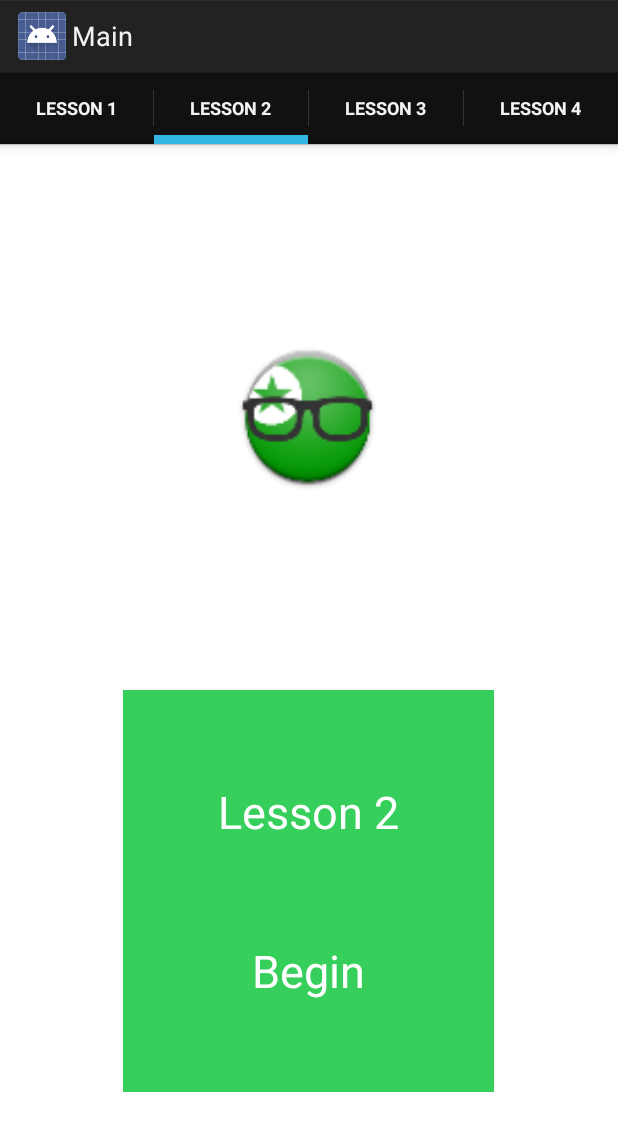
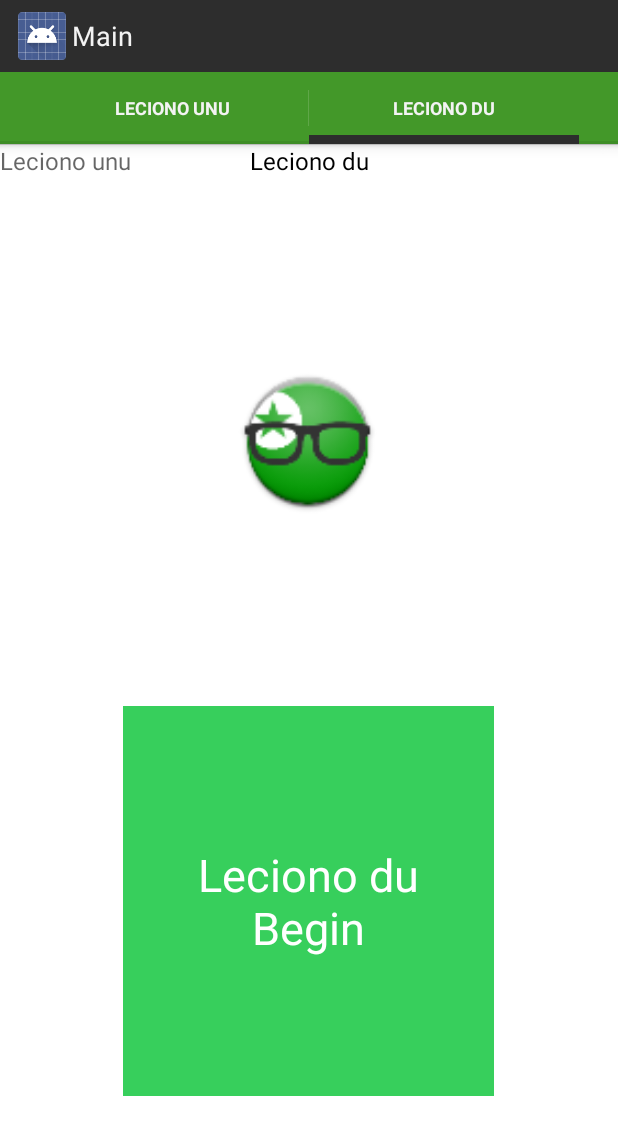
Before and after one commit to andrasbak/EsperantoTeachingApp, an Android app: the LessonFrag screen opened directly, with no data from a screen before it, tab 2 chosen, on a phone screen of 412 x 824 dp. Shown: the top 1135 px of the screen. Run offline under Robolectric (Android 15) with nearby library versions, the phone set to English and light mode, and no system bars.

Commit message:
Mange flere omstruktureringer

```diff
--- a/app/src/main/AndroidManifest.xml
+++ b/app/src/main/AndroidManifest.xml
@@ -7,7 +7,7 @@
         android:icon="@drawable/esperanto_logo"
         android:label="@string/app_name"
         android:name="com.example.andras.esperantoapp.App"
-        android:theme="@android:style/Theme.Holo.Light.DarkActionBar" >
+        android:theme="@style/Theme.Esperanto" >
         <activity
             android:name=".ui.SplashScreen"
             android:screenOrientation="portrait"
@@ -22,6 +22,10 @@
             android:name=".ui.MainActivity"
             android:label="Main" >
         </activity>
+      <activity
+          android:name=".ui.LessonActivity"
+          android:label="Main" >
+      </activity>
     </application>
 
     <uses-permission android:name="android.permission.INTERNET"/>
--- a/app/src/main/java/com/example/andras/esperantoapp/ui/Lesson2Frag.java
+++ /dev/null
@@ -1,55 +0,0 @@
-package com.example.andras.esperantoapp.ui;
-
-
-import android.os.Bundle;
-import android.support.v4.app.Fragment;
-import android.support.v4.app.FragmentTransaction;
-import android.view.LayoutInflater;
-import android.view.View;
-import android.view.ViewGroup;
-import android.widget.Button;
-import android.widget.TextView;
-
-import com.example.andras.esperantoapp.R;
-import com.example.andras.esperantoapp.skrald.LessonData;
-
-
-public class Lesson2Frag extends Fragment implements View.OnClickListener {
-
-    TextView textView;
-    Button button;
-
-    public View onCreateView(LayoutInflater inflater, ViewGroup container, Bundle savedInstanceState){
-
-        View lessonTwo = inflater.inflate(R.layout.fragment_lesson_two, container, false);
-        button = (Button)lessonTwo.findViewById(R.id.buttonl2);
-        button.setOnClickListener(this);
-        button.setText("Lesson 2" + "\n" + "\n" + "\n" + "Begin");
-
-        LessonData.getInstance().setDataCounter(0);
-
-        return lessonTwo;
-
-
-    }
-
-    public void onClick(View v){
-
-        if(v == button){
-
-            LessonData.getInstance().setLessonNumber(textView.getText().toString());
-
-            final FragmentTransaction ft = getFragmentManager().beginTransaction();
-            //.setCustomAnimations(android.R.animator.fade_in, android.R.animator.fade_out,
-            //android.R.animator.fade_in, android.R.animator.fade_out);
-
-            ft.replace(android.R.id.content, new ScreenTypeFrazo());
-            ft.addToBackStack(null);
-            ft.commit();
-
-        }
-
-    }
-
-
-}
--- a/app/src/main/java/com/example/andras/esperantoapp/ui/Lesson3Frag.java
+++ /dev/null
@@ -1,54 +0,0 @@
-package com.example.andras.esperantoapp.ui;
-
-
-import android.os.Bundle;
-import android.support.v4.app.Fragment;
-import android.support.v4.app.FragmentTransaction;
-import android.view.LayoutInflater;
-import android.view.View;
-import android.view.ViewGroup;
-import android.widget.Button;
-import android.widget.TextView;
-
-import com.example.andras.esperantoapp.R;
-import com.example.andras.esperantoapp.skrald.LessonData;
-
-
-public class Lesson3Frag extends Fragment implements View.OnClickListener {
-
-    TextView textView;
-    Button button;
-
-    public View onCreateView(LayoutInflater inflater, ViewGroup container, Bundle savedInstanceState){
-
-        View lessonThree = inflater.inflate(R.layout.fragment_lesson_three, container, false);
-        button = (Button)lessonThree.findViewById(R.id.buttonl3);
-        button.setOnClickListener(this);
-        button.setText("Lesson 3" + "\n" + "\n" + "\n" + "Begin");
-
-        LessonData.getInstance().setDataCounter(0);
-
-        return lessonThree;
-
-    }
-
-    public void onClick(View v){
-
-        if(v == button){
-
-            LessonData.getInstance().setLessonNumber(textView.getText().toString());
-
-            final FragmentTransaction ft = getFragmentManager().beginTransaction();
-            //.setCustomAnimations(android.R.animator.fade_in, android.R.animator.fade_out,
-            //android.R.animator.fade_in, android.R.animator.fade_out);
-
-            ft.replace(android.R.id.content, new ScreenTypeFrazo());
-            ft.addToBackStack(null);
-            ft.commit();
-
-        }
-
-    }
-
-
-}
--- a/app/src/main/java/com/example/andras/esperantoapp/ui/Lesson1Frag.java
+++ b/app/src/main/java/com/example/andras/esperantoapp/ui/LessonFrag.java
@@ -1,6 +1,7 @@
 package com.example.andras.esperantoapp.ui;
 
 
+import android.content.Intent;
 import android.os.Bundle;
 import android.support.v4.app.Fragment;
 import android.support.v4.app.FragmentTransaction;
@@ -10,22 +11,31 @@ import android.view.ViewGroup;
 import android.widget.Button;
 import android.widget.TextView;
 
+import com.example.andras.esperantoapp.App;
 import com.example.andras.esperantoapp.R;
 import com.example.andras.esperantoapp.skrald.LessonData;
 
+import org.json.JSONObject;
 
-public class Lesson1Frag extends Fragment implements View.OnClickListener {
+
+public class LessonFrag extends Fragment implements View.OnClickListener {
 
     TextView textView;
     Button button;
+  private JSONObject lessonJson;
 
-    public View onCreateView(LayoutInflater inflater, ViewGroup container,
+  public View onCreateView(LayoutInflater inflater, ViewGroup container,
                              Bundle savedInstanceState){
 
         View lessonOne = inflater.inflate(R.layout.fragment_lesson_one, container, false);
         button = (Button)lessonOne.findViewById(R.id.buttonl1);
         button.setOnClickListener(this);
-        button.setText("Lesson 1" + "\n" + "\n" + "\n" + "Begin");
+
+
+      int lessonNr = getArguments().getInt("lesson");
+      lessonJson =  App.lessons.get(lessonNr);
+
+      button.setText(lessonJson.optString("title") + "\n"  + "Begin");
 
         LessonData.getInstance().setDataCounter(0);
 
@@ -38,15 +48,8 @@ public class Lesson1Frag extends Fragment implements View.OnClickListener {
     public void onClick(View v){
 
         if(v == button){
-
-            LessonData.getInstance().setLessonNumber("Lesson 1");
-            final FragmentTransaction ft = getFragmentManager().beginTransaction();
-            //.setCustomAnimations(android.R.animator.fade_in, android.R.animator.fade_out,
-            //android.R.animator.fade_in, android.R.animator.fade_out);
-
-            ft.replace(android.R.id.content, new ScreenTypeFrazo());
-            ft.addToBackStack(null);
-            ft.commit();
+          // .putExtras(getArguments() overfører alle data fra fragmentets argument til intentet
+          startActivity(new Intent(getActivity(), LessonActivity.class).putExtras(getArguments()));
 
         }
 
--- a/app/src/main/java/com/example/andras/esperantoapp/ui/LessonsPagerAdapter.java
+++ /dev/null
@@ -1,45 +0,0 @@
-package com.example.andras.esperantoapp.ui;
-
-import android.support.v4.app.Fragment;
-import android.support.v4.app.FragmentManager;
-import android.support.v4.app.FragmentPagerAdapter;
-
-/**
- * Created by Andras on 17-10-2014.
- */
-public class LessonsPagerAdapter extends FragmentPagerAdapter {
-
-    String[] lessons;
-
-    public LessonsPagerAdapter(FragmentManager fm) {
-        super(fm);
-
-    }
-
-    @Override
-    public Fragment getItem(int i) {
-
-        switch(i){
-
-            case 0:
-                return new Lesson1Frag();
-            case 1:
-                return new Lesson2Frag();
-            case 2:
-                return new Lesson3Frag();
-            case 3:
-                return new Lesson4Frag();
-
-        }
-
-        return null;
-
-    }
-
-
-
-    @Override
-    public int getCount() {
-        return 4; //No of Tabs
-    }
-}
--- a/app/src/main/java/com/example/andras/esperantoapp/ui/MainActivity.java
+++ b/app/src/main/java/com/example/andras/esperantoapp/ui/MainActivity.java
@@ -3,10 +3,16 @@ package com.example.andras.esperantoapp.ui;
 import android.app.ActionBar;
 import android.app.FragmentTransaction;
 import android.os.Bundle;
+import android.support.v4.app.Fragment;
 import android.support.v4.app.FragmentActivity;
+import android.support.v4.app.FragmentManager;
+import android.support.v4.app.FragmentPagerAdapter;
 import android.support.v4.view.ViewPager;
 
+import com.example.andras.esperantoapp.App;
 import com.example.andras.esperantoapp.R;
+
+import org.json.JSONObject;
 
 
 public class MainActivity extends FragmentActivity implements ActionBar.TabListener{
@@ -31,10 +37,11 @@ public class MainActivity extends FragmentActivity implements ActionBar.TabListe
 
         actionBar.setNavigationMode(ActionBar.NAVIGATION_MODE_TABS);
 
-        actionBar.addTab(actionBar.newTab().setText("Lesson 1").setTabListener(this));
-        actionBar.addTab(actionBar.newTab().setText("Lesson 2").setTabListener(this));
-        actionBar.addTab(actionBar.newTab().setText("Lesson 3").setTabListener(this));
-        actionBar.addTab(actionBar.newTab().setText("Lesson 4").setTabListener(this));
+
+        for (JSONObject l : App.lessons) {
+          String title = l.optString("title");
+          actionBar.addTab(actionBar.newTab().setText(title).setTabListener(this));
+        }
 
         viewPager.setOnPageChangeListener(new ViewPager.OnPageChangeListener(){
 
@@ -76,4 +83,40 @@ public class MainActivity extends FragmentActivity implements ActionBar.TabListe
     }
 
 
+
+
+  /**
+   * Created by Andras on 17-10-2014.
+   */
+  public static class LessonsPagerAdapter extends FragmentPagerAdapter {
+
+    public LessonsPagerAdapter(FragmentManager fm) {
+      super(fm);
+
+    }
+
+    @Override
+    public CharSequence getPageTitle(int position) {
+      return App.lessons.get(position).optString("title");
+    }
+
+    @Override
+    public Fragment getItem(int i) {
+
+      LessonFrag f = new LessonFrag();
+      Bundle b = new Bundle();
+      b.putInt("lesson", i);
+      f.setArguments(b);
+
+      return f;
+
+    }
+
+
+
+    @Override
+    public int getCount() {
+      return App.lessons.size(); //No of Tabs
+    }
+  }
 }
--- a/app/src/main/res/layout/activity_main.xml
+++ b/app/src/main/res/layout/activity_main.xml
@@ -3,4 +3,10 @@
     android:id="@+id/pager"
     android:layout_width="match_parent"
     android:layout_height="match_parent"
-    android:background="#ffffffff" />
+    android:background="#ffffffff" >
+
+  <android.support.v4.view.PagerTitleStrip
+      android:layout_width="match_parent"
+      android:layout_height="wrap_content"
+      />
+  </android.support.v4.view.ViewPager>
--- a/app/src/main/res/layout/fragment_lesson_four.xml
+++ b/app/src/main/res/layout/fragment_lesson_four.xml
@@ -2,7 +2,7 @@
     xmlns:tools="http://schemas.android.com/tools"
     android:layout_width="match_parent"
     android:layout_height="match_parent"
-    tools:context="com.example.andras.esperantoapp.ui.Lesson1Frag"
+    tools:context="com.example.andras.esperantoapp.ui.LessonFrag"
     android:background="#ffffffff"
     android:weightSum="1"
     android:orientation="vertical">
--- a/app/src/main/res/layout/fragment_lesson_one.xml
+++ b/app/src/main/res/layout/fragment_lesson_one.xml
@@ -2,7 +2,7 @@
     xmlns:tools="http://schemas.android.com/tools"
     android:layout_width="match_parent"
     android:layout_height="match_parent"
-    tools:context="com.example.andras.esperantoapp.ui.Lesson1Frag"
+    tools:context="com.example.andras.esperantoapp.ui.LessonFrag"
     android:background="#ffffffff"
     android:weightSum="1"
     android:orientation="vertical">
--- a/app/src/main/res/layout/fragment_lesson_three.xml
+++ b/app/src/main/res/layout/fragment_lesson_three.xml
@@ -2,7 +2,7 @@
     xmlns:tools="http://schemas.android.com/tools"
     android:layout_width="match_parent"
     android:layout_height="match_parent"
-    tools:context="com.example.andras.esperantoapp.ui.Lesson1Frag"
+    tools:context="com.example.andras.esperantoapp.ui.LessonFrag"
     android:background="#ffffffff"
     android:weightSum="1"
     android:orientation="vertical">
--- a/app/src/main/res/layout/fragment_lesson_two.xml
+++ b/app/src/main/res/layout/fragment_lesson_two.xml
@@ -2,7 +2,7 @@
     xmlns:tools="http://schemas.android.com/tools"
     android:layout_width="match_parent"
     android:layout_height="match_parent"
-    tools:context="com.example.andras.esperantoapp.ui.Lesson1Frag"
+    tools:context="com.example.andras.esperantoapp.ui.LessonFrag"
     android:background="#ffffffff"
     android:weightSum="1"
     android:orientation="vertical">
--- a/app/src/main/res/raw/grunddata.json
+++ b/app/src/main/res/raw/grunddata.json
@@ -10,6 +10,10 @@
 			{
 				"url": "http://UGYLDIGpastebin.com/raw.php?i=rSXM8DY3#",
 				"fallback": "lesson1"
+			},
+			{
+				"url": "http://UGYLDIGpastebin",
+				"fallback": "lesson2"
 			}
 		]
 }
--- a/app/src/main/res/raw/lesson1.json
+++ b/app/src/main/res/raw/lesson1.json
@@ -1,5 +1,5 @@
 {
-    "title": "Leciono 1",
+    "title": "Leciono unu",
     "parts": [
         {
             "title": "Parto 1",
```
Also changed, not shown: app/src/main/java/com/example/andras/esperantoapp/ui/Lesson4Frag.java (deleted, +0 -38 lines), app/src/main/java/com/example/andras/esperantoapp/ui/LessonActivity.java (added, +93 -0 lines), app/src/main/java/com/example/andras/esperantoapp/ui/ScreenTypeFrazo.java (+11 -31 lines), app/src/main/java/com/example/andras/esperantoapp/ui/ScreenTypeNyPart.java (added, +54 -0 lines), app/src/main/res/raw/lesson2.json (added, +22 -0 lines).
